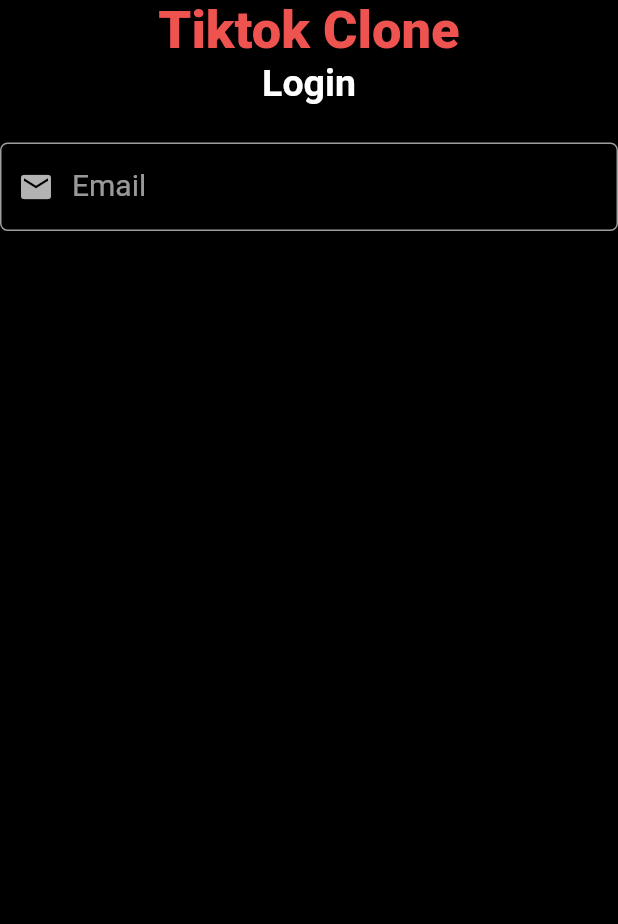
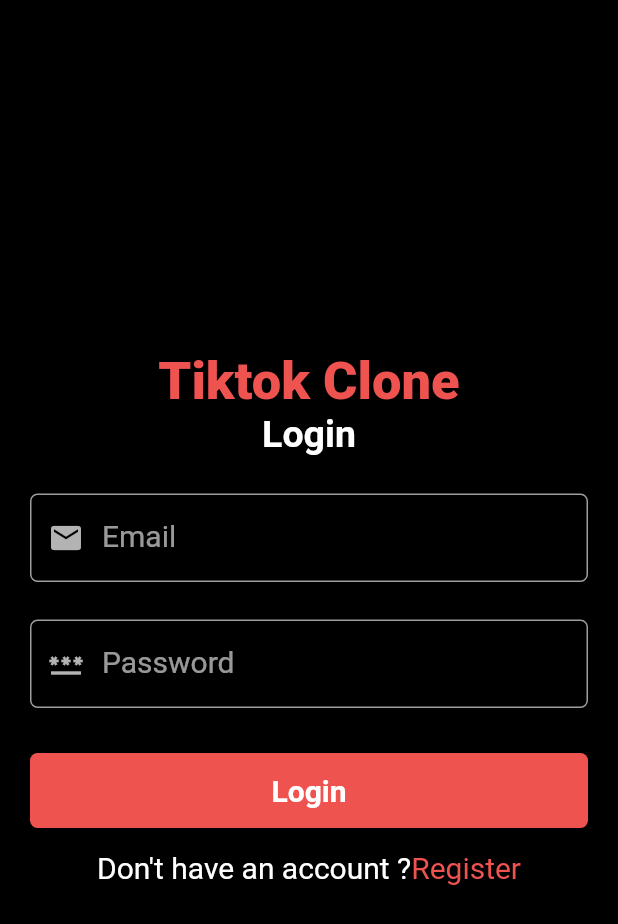
Before and after one commit to souravkumarpandey/tiktok_d, a Flutter app: the screen it shows after launch, on a phone screen of 412 x 824 dp. Shown: the top 924 px of the screen. Run offline on Flutter 3.47's test engine with Material 2 defaults, Android fonts, the phone set to English and light mode, and no system bars.

Commit message:
login ui done

```diff
--- a/lib/views/screens/auth/login_screen.dart
+++ b/lib/views/screens/auth/login_screen.dart
@@ -19,6 +19,7 @@ class LoginScreen extends StatelessWidget {
         body: Container(
       alignment: Alignment.center,
       child: Column(
+        mainAxisAlignment: MainAxisAlignment.center,
         children: [
           Text(
             'Tiktok Clone',
@@ -37,6 +38,8 @@ class LoginScreen extends StatelessWidget {
           ),
           const SizedBox(height: 25,),
           Container(
+            width: MediaQuery.of(context).size.width,
+            margin: const EdgeInsets.symmetric(horizontal: 20),
             child: TextInputField(
               controller: _emailController,
               isObscure: false,
@@ -44,6 +47,52 @@ class LoginScreen extends StatelessWidget {
               icon: Icons.email,
               ),
           ),
+          const SizedBox(height: 25,),
+          Container(
+            width: MediaQuery.of(context).size.width,
+            margin: const EdgeInsets.symmetric(horizontal: 20),
+            child: TextInputField(
+              controller: _passwordController,
+              isObscure: true,
+              lableText: 'Password' ,
+              icon: Icons.password,
+              ),
+          ),
+           const SizedBox(height: 30,),
+          Container(
+            width: MediaQuery.of(context).size.width -40,
+            height: 50,
+            decoration: BoxDecoration(
+              color: buttonColor,
+              borderRadius: const BorderRadius.all(
+                Radius.circular(5),
+              ),
+            ),
+
+            child: InkWell(
+              onTap: () {
+
+              },
+              child: const Center(
+                child: Text('Login',style: TextStyle(
+                  fontSize: 20,
+                  fontWeight: FontWeight.w700,
+                ),),
+              ),
+            ),
+          ),
+          const SizedBox( height: 15,),
+        Row(
+          mainAxisAlignment: MainAxisAlignment.center,
+
+          children: [
+            const Text('Don\'t have an account ?', style: TextStyle(fontSize: 20,),),
+            InkWell
+            (onTap: () {
+
+            },
+              child: Text('Register', style: TextStyle(fontSize: 20,color: buttonColor),))
+        ],)
         ],
       ),
     ));
```
